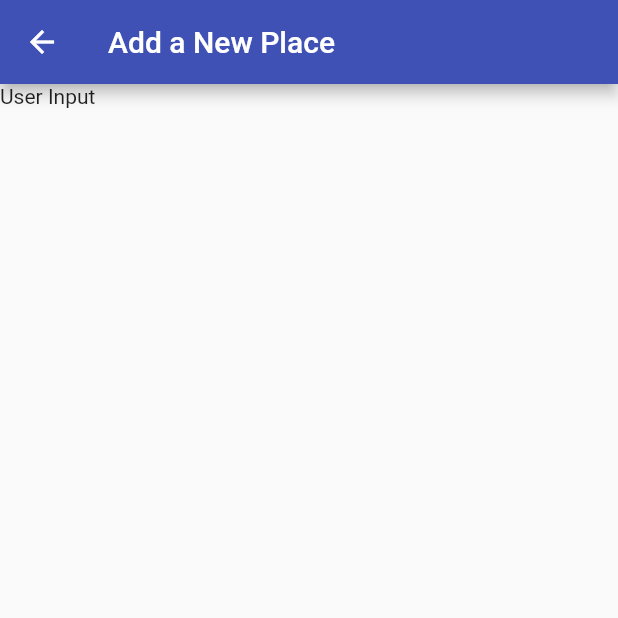
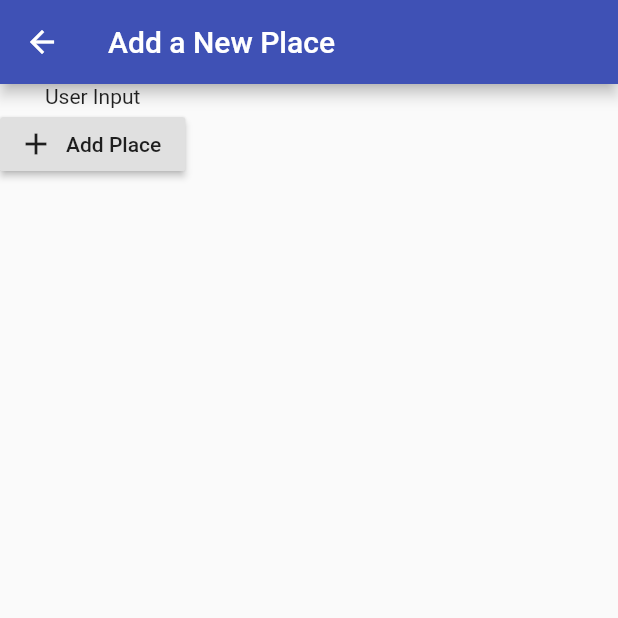
Before and after one commit to MiSteery/device_feature, a Flutter app: the AddPlace screen opened directly, on a phone screen of 412 x 824 dp, the top half of it. Run offline on Flutter 3.47's test engine with Material 2 defaults, Android fonts, the phone set to English and light mode, and no system bars.

Commit message:
feat: Add icon button

```diff
--- a/lib/screens/add_place.dart
+++ b/lib/screens/add_place.dart
@@ -16,6 +16,11 @@ class _AddPlaceState extends State<AddPlace> {
       body: Column(
         children: <Widget>[
           Text('User Input'),
+          RaisedButton.icon(
+            icon: Icon(Icons.add),
+            label: Text('Add Place'),
+            onPressed: () {},
+          ),
         ],
       ),
     );
```
